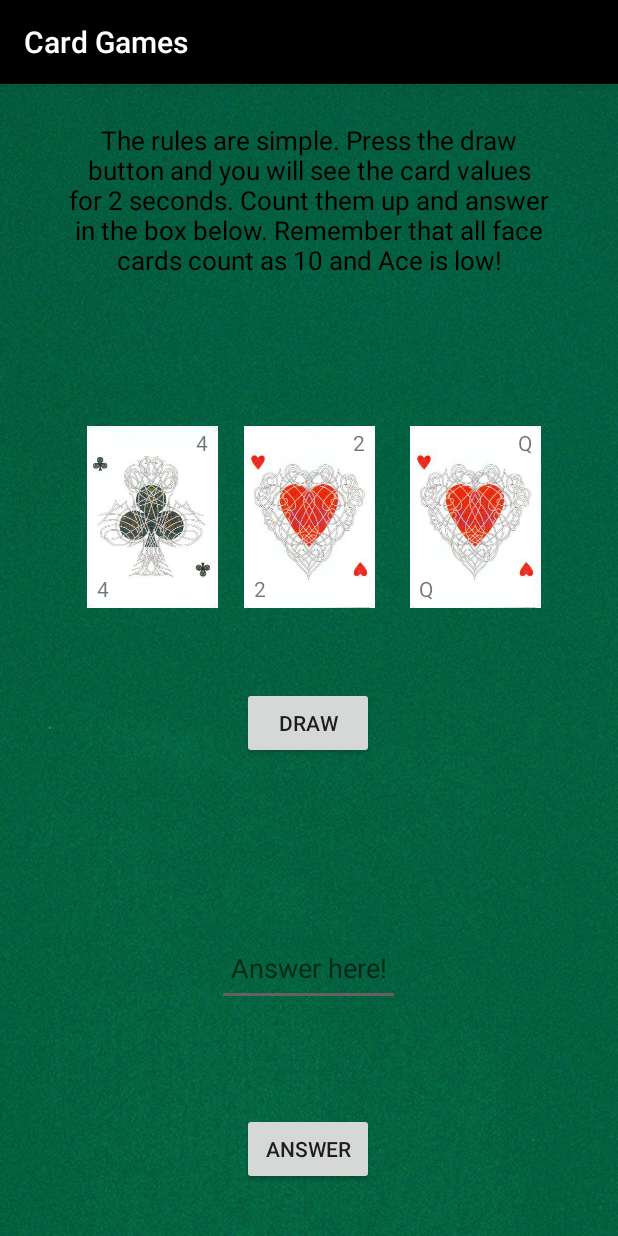
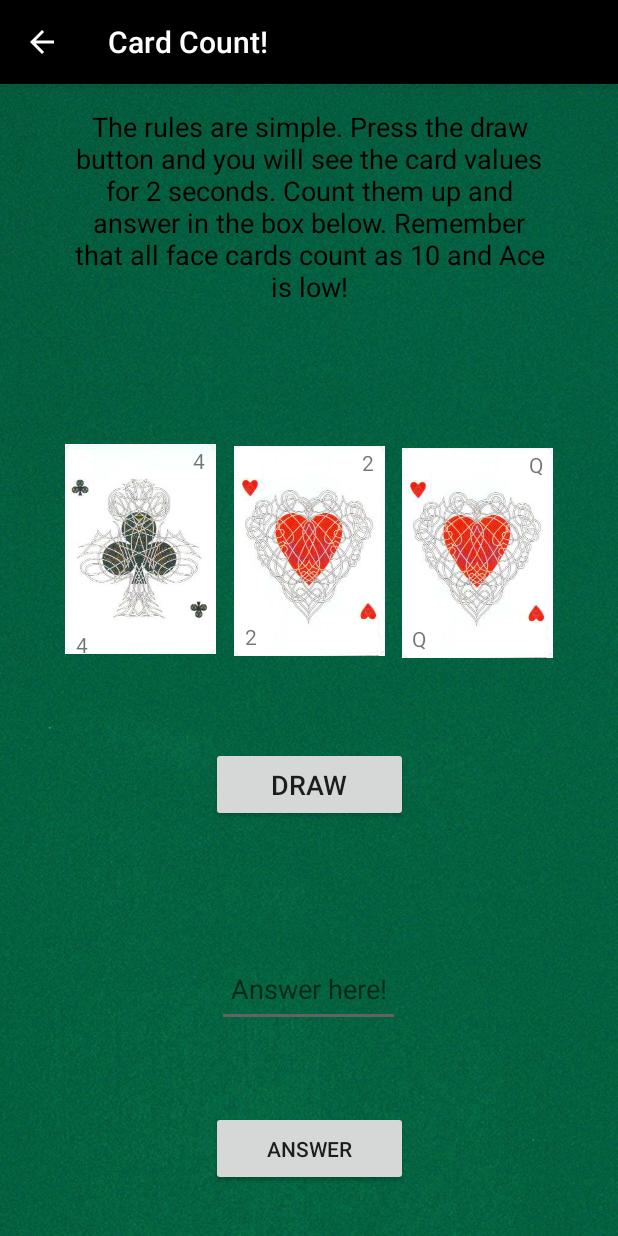
Before and after one commit to simonanger/cardGamesAndroidProject, an Android app: the CardCountActivity screen opened directly, with no data from a screen before it, after a tap on "DRAW", on a phone screen of 412 x 824 dp. Run offline under Robolectric (Android 15) with nearby library versions, the phone set to English and light mode, and no system bars.

Commit message:
Restyled CardCount

```diff
--- a/CardGames/app/src/main/java/com/example/simonanger/cardgames/CardCountActivity.java
+++ b/CardGames/app/src/main/java/com/example/simonanger/cardgames/CardCountActivity.java
@@ -67,6 +67,7 @@ public class CardCountActivity extends AppCompatActivity {
 
         answerText = (EditText) findViewById(R.id.cardCountAnswerTextBox);
         cardCountResult = (TextView) findViewById(R.id.cardCountResult);
+        answerButton.setVisibility(View.GONE);
     }
 
     public void onCardCountButtonClicked(View Button) throws InterruptedException {
@@ -197,10 +198,15 @@ public class CardCountActivity extends AppCompatActivity {
 
         deck.generate();
 
+        answerButton.setVisibility(View.VISIBLE);
+
     }
 
     public void onAnswerButtonClicked(View Button) {
-
+        if (answerText.getText().toString() == "") {
+            cardCountResult.setText("Please provide an answer or draw again.");
+        }
+        else {
 
             String answer = answerText.getText().toString();
             finalAnswer = Integer.parseInt(answer);
@@ -208,12 +214,14 @@ public class CardCountActivity extends AppCompatActivity {
             if (result == finalAnswer) {
                 cardCountResult.setText("You are correct! Draw again?");
                 answerText.setText("");
+                answerButton.setVisibility(View.GONE);
             }
 
             if (result != finalAnswer) {
                 cardCountResult.setText("You are incorrect! Try again?");
             }
         }
+    }
 
 
 
--- a/CardGames/app/src/main/res/layout/activity_card_count.xml
+++ b/CardGames/app/src/main/res/layout/activity_card_count.xml
@@ -9,18 +9,18 @@
 
     <ImageView
         android:id="@+id/cardCountFirstCardImage"
-        android:layout_width="91dp"
-        android:layout_height="121dp"
+        android:layout_width="103dp"
+        android:layout_height="140dp"
         android:layout_marginBottom="58dp"
         android:layout_marginLeft="8dp"
         android:layout_marginRight="8dp"
         android:layout_marginTop="8dp"
         app:layout_constraintBottom_toBottomOf="parent"
-        app:layout_constraintHorizontal_bias="0.157"
+        app:layout_constraintHorizontal_bias="0.116"
         app:layout_constraintLeft_toLeftOf="parent"
         app:layout_constraintRight_toRightOf="parent"
         app:layout_constraintTop_toTopOf="parent"
-        app:layout_constraintVertical_bias="0.379"
+        app:layout_constraintVertical_bias="0.413"
         app:srcCompat="@drawable/cardback" />
 
     <TextView
@@ -37,7 +37,7 @@
         android:id="@+id/cardCountFirstCardRankViewDown"
         android:layout_width="25dp"
         android:layout_height="24dp"
-        android:layout_marginBottom="-1dp"
+        android:layout_marginBottom="-8dp"
         android:layout_marginLeft="0dp"
         android:textAlignment="center"
         app:layout_constraintBottom_toBottomOf="@+id/cardCountFirstCardImage"
@@ -45,8 +45,8 @@
 
     <ImageView
         android:id="@+id/cardCountSecondCardImage"
-        android:layout_width="91dp"
-        android:layout_height="121dp"
+        android:layout_width="103dp"
+        android:layout_height="140dp"
         android:layout_marginBottom="58dp"
         android:layout_marginLeft="8dp"
         android:layout_marginRight="8dp"
@@ -55,7 +55,7 @@
         app:layout_constraintLeft_toLeftOf="parent"
         app:layout_constraintRight_toRightOf="parent"
         app:layout_constraintTop_toTopOf="parent"
-        app:layout_constraintVertical_bias="0.379"
+        app:layout_constraintVertical_bias="0.415"
         app:srcCompat="@drawable/cardback" />
 
     <TextView
@@ -80,19 +80,19 @@
 
     <ImageView
         android:id="@+id/cardCountThirdCardImage"
-        android:layout_width="91dp"
-        android:layout_height="121dp"
+        android:layout_width="103dp"
+        android:layout_height="140dp"
         android:layout_marginBottom="58dp"
         android:layout_marginLeft="8dp"
         android:layout_marginRight="8dp"
         android:layout_marginTop="8dp"
         app:layout_constraintBottom_toBottomOf="parent"
-        app:layout_constraintHorizontal_bias="0.865"
+        app:layout_constraintHorizontal_bias="0.883"
         app:layout_constraintLeft_toLeftOf="parent"
         app:layout_constraintRight_toRightOf="parent"
-        app:layout_constraintVertical_bias="0.379"
-        app:srcCompat="@drawable/cardback"
-        app:layout_constraintTop_toTopOf="parent" />
+        app:layout_constraintTop_toTopOf="parent"
+        app:layout_constraintVertical_bias="0.418"
+        app:srcCompat="@drawable/cardback" />
 
     <TextView
         android:id="@+id/cardCountThirdCardRankViewUp"
@@ -116,20 +116,20 @@
 
     <Button
         android:id="@+id/cardCountBegin"
-        android:layout_width="wrap_content"
-        android:layout_height="wrap_content"
+        android:layout_width="131dp"
+        android:layout_height="50dp"
         android:layout_marginBottom="8dp"
         android:layout_marginLeft="8dp"
         android:layout_marginRight="8dp"
         android:layout_marginTop="8dp"
         android:onClick="onCardCountButtonClicked"
         android:text="@string/cardCountDraw"
+        android:textSize="18sp"
         app:layout_constraintBottom_toBottomOf="parent"
-        app:layout_constraintHorizontal_bias="0.498"
         app:layout_constraintLeft_toLeftOf="parent"
         app:layout_constraintRight_toRightOf="parent"
         app:layout_constraintTop_toTopOf="parent"
-        app:layout_constraintVertical_bias="0.56" />
+        app:layout_constraintVertical_bias="0.618" />
 
     <EditText
         android:id="@+id/cardCountAnswerTextBox"
@@ -150,19 +150,18 @@
         app:layout_constraintLeft_toLeftOf="parent"
         app:layout_constraintRight_toRightOf="parent"
         app:layout_constraintTop_toTopOf="parent"
-        app:layout_constraintVertical_bias="0.793" />
+        app:layout_constraintVertical_bias="0.813" />
 
     <Button
         android:id="@+id/answerButton"
-        android:layout_width="wrap_content"
-        android:layout_height="wrap_content"
-        android:layout_marginBottom="34dp"
+        android:layout_width="131dp"
+        android:layout_height="50dp"
+        android:layout_marginBottom="33dp"
         android:layout_marginLeft="8dp"
         android:layout_marginRight="8dp"
         android:onClick="onAnswerButtonClicked"
         android:text="@string/cardCountAnswer"
         app:layout_constraintBottom_toBottomOf="parent"
-        app:layout_constraintHorizontal_bias="0.498"
         app:layout_constraintLeft_toLeftOf="parent"
         app:layout_constraintRight_toRightOf="parent" />
 
@@ -170,27 +169,30 @@
         android:id="@+id/cardCountResult"
         android:layout_width="wrap_content"
         android:layout_height="wrap_content"
-        android:layout_marginBottom="118dp"
         android:layout_marginLeft="8dp"
         android:layout_marginRight="8dp"
         android:textColor="#000000"
         android:textSize="18sp"
-        app:layout_constraintBottom_toTopOf="@+id/answerButton"
         app:layout_constraintHorizontal_bias="0.498"
         app:layout_constraintLeft_toLeftOf="parent"
-        app:layout_constraintRight_toRightOf="parent" />
+        app:layout_constraintRight_toRightOf="parent"
+        app:layout_constraintBottom_toBottomOf="parent"
+        android:layout_marginBottom="8dp"
+        app:layout_constraintTop_toTopOf="parent"
+        android:layout_marginTop="8dp"
+        app:layout_constraintVertical_bias="0.715" />
 
     <TextView
         android:id="@+id/cardCountRules"
-        android:layout_width="323dp"
-        android:layout_height="117dp"
+        android:layout_width="321dp"
+        android:layout_height="129dp"
         android:layout_marginLeft="8dp"
         android:layout_marginRight="8dp"
-        android:layout_marginTop="25dp"
+        android:layout_marginTop="16dp"
         android:text="@string/cardCountRules"
         android:textAlignment="center"
         android:textColor="#000000"
-        android:textSize="17sp"
+        android:textSize="18sp"
         app:layout_constraintLeft_toLeftOf="parent"
         app:layout_constraintRight_toRightOf="parent"
         app:layout_constraintTop_toTopOf="parent" />
```
Also changed, not shown: CardGames/app/src/main/AndroidManifest.xml (+7 -4 lines), CardGames/app/src/main/java/com/example/simonanger/cardgames/ActivityTest.java (deleted, +0 -31 lines), CardGames/app/src/main/res/layout/activity_test.xml (deleted, +0 -22 lines), CardGames/app/src/main/res/layout/activity_welcome.xml (+4 -6 lines). Lines whose indentation alone changed are shown as unchanged.
